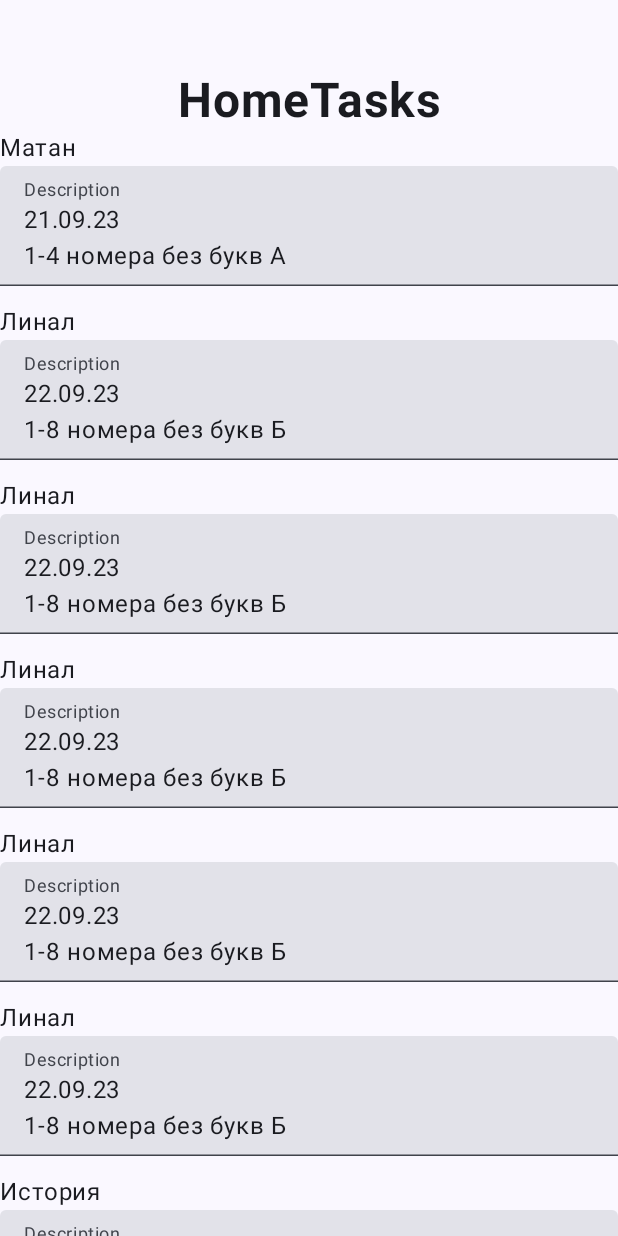
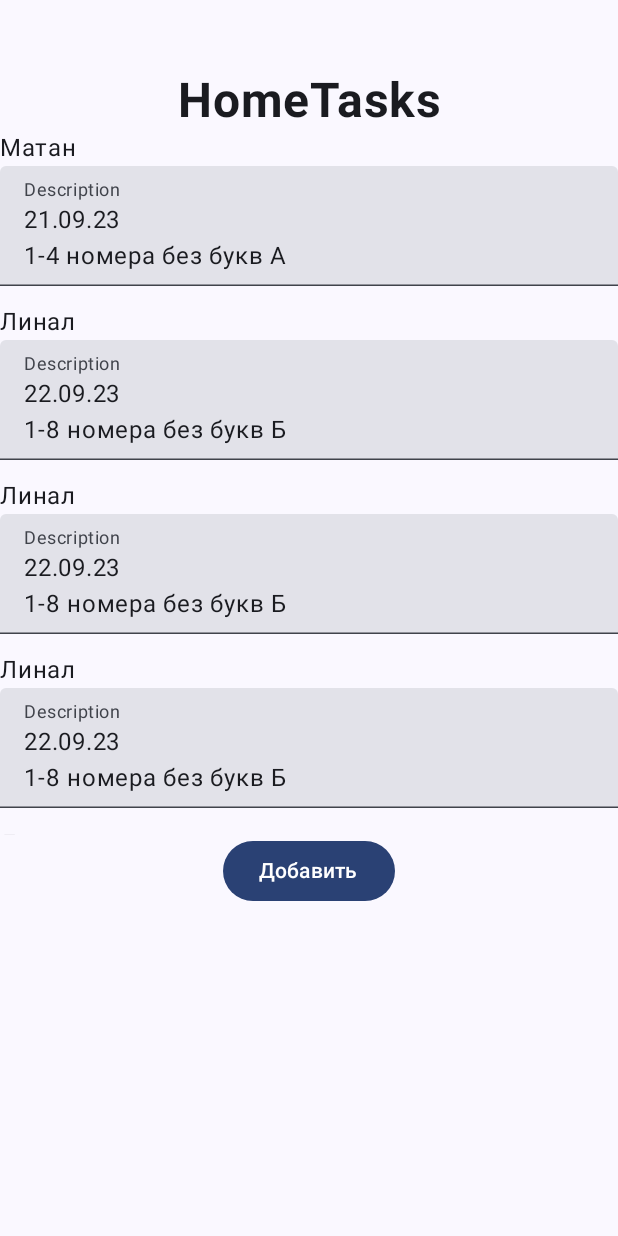
Before and after one commit to zhilovhub/HomeTaskHelper, an Android app built with Jetpack Compose: the screen it shows after launch (MainActivity), on a phone screen of 412 x 824 dp. Run offline under Robolectric (Android 15) with nearby library versions, the phone set to English and light mode, and no system bars.

Commit message:
temporary fixed height

```diff
--- a/app/src/main/java/com/example/hometaskhelper/ui/screens/MainScreen.kt
+++ b/app/src/main/java/com/example/hometaskhelper/ui/screens/MainScreen.kt
@@ -4,6 +4,7 @@ import androidx.compose.foundation.layout.Arrangement
 import androidx.compose.foundation.layout.Column
 import androidx.compose.foundation.layout.fillMaxSize
 import androidx.compose.foundation.layout.fillMaxWidth
+import androidx.compose.foundation.layout.height
 import androidx.compose.foundation.layout.padding
 import androidx.compose.foundation.lazy.LazyColumn
 import androidx.compose.foundation.lazy.items
@@ -66,7 +67,7 @@ fun Tasks(modifier: Modifier = Modifier, tasks: List<Task> = listOf(
     Task("История",  "\nЭссе"),
 )) {
     LazyColumn(
-        modifier = modifier,
+        modifier = modifier.height(470.dp),
         verticalArrangement = Arrangement.spacedBy(12.dp)
     ) {
         items(tasks) {task ->
```
